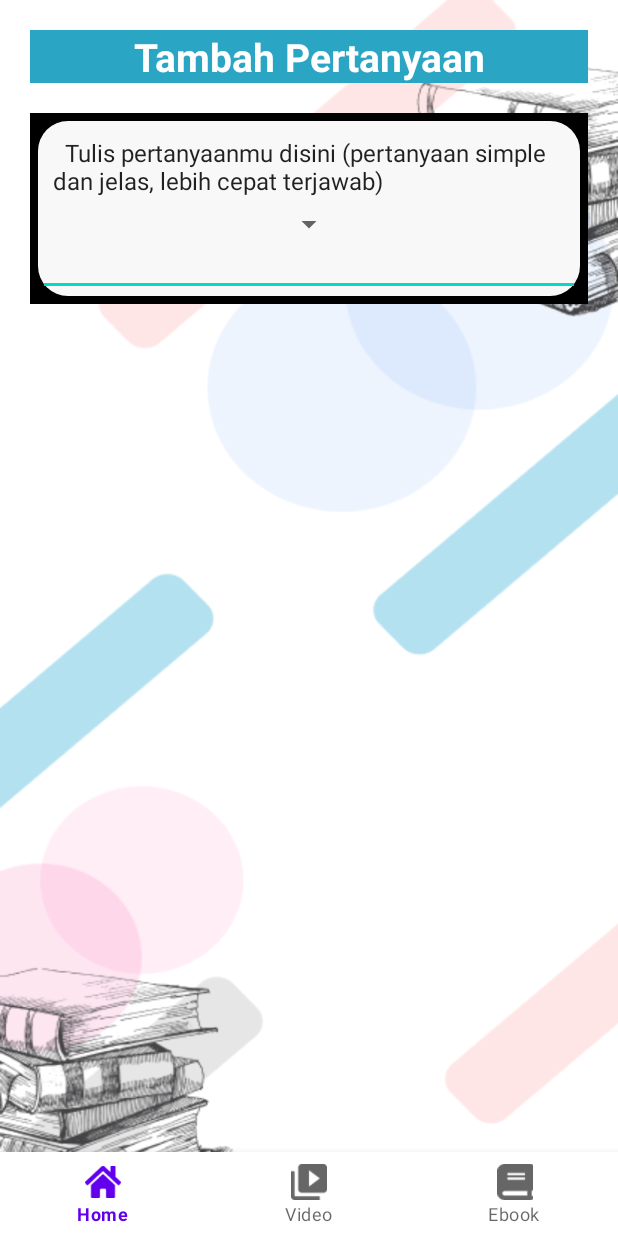
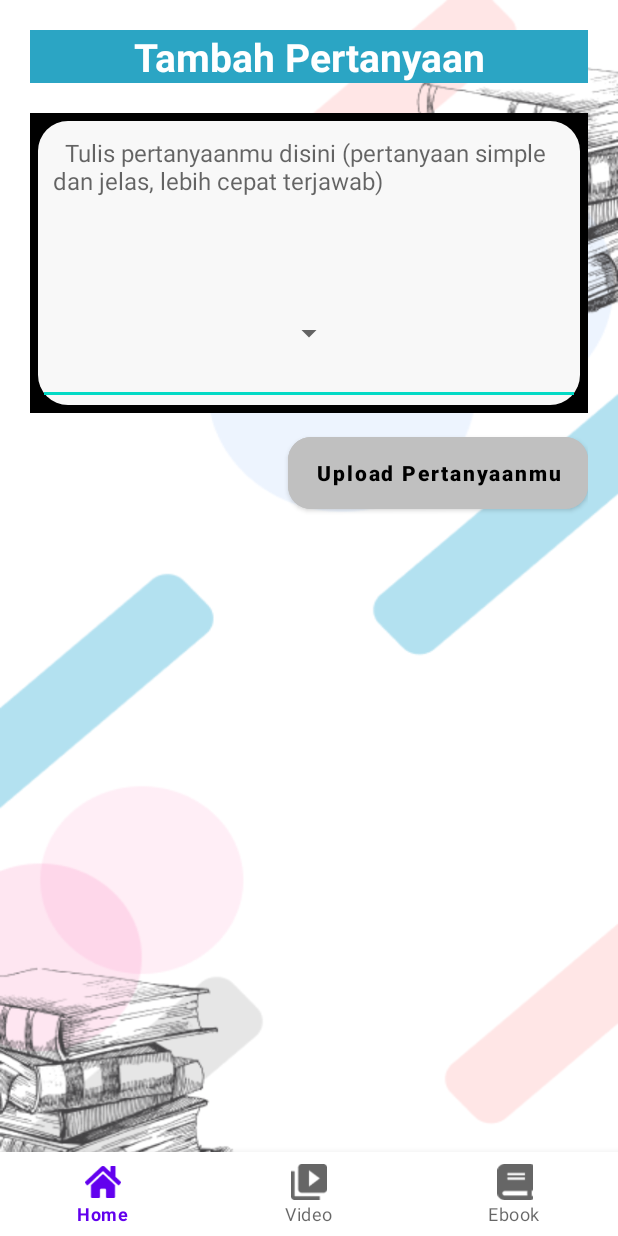
Before and after one commit to kevinmaulanan/stack-question, an Android app: the TambahPertanyaan screen opened directly, with no data from a screen before it, on a phone screen of 412 x 824 dp. Run offline under Robolectric (Android 15) with nearby library versions, the phone set to English and light mode, and no system bars.

Commit message:
Testing Folder Kevin

```diff
--- a/app/src/main/res/layout/activity_kumpulan_pertanyaan.xml
+++ b/app/src/main/res/layout/activity_kumpulan_pertanyaan.xml
@@ -6,11 +6,15 @@
     android:layout_height="match_parent"
     android:background="@drawable/background"
     tools:context=".KumpulanPertanyaan">
-
+    <RelativeLayout
+        android:layout_width="match_parent"
+        android:layout_height="match_parent"
+        >
         <LinearLayout
             android:layout_width="match_parent"
             android:layout_height="match_parent"
             android:orientation="vertical">
+
 
             <LinearLayout
                 android:layout_width="match_parent"
@@ -752,13 +756,16 @@
 
             </ScrollView>
 
+        </LinearLayout>
         <com.google.android.material.bottomnavigation.BottomNavigationView
             android:layout_width="match_parent"
-            android:layout_height="match_parent"
+            android:layout_height="wrap_content"
+            android:layout_alignParentBottom="true"
             app:menu="@menu/my_navigation_items"
-            />
+            android:layout_weight="1"
+            android:layout_gravity="bottom"/>
+
+    </RelativeLayout>
 
 
-    </LinearLayout>
-
 </androidx.constraintlayout.widget.ConstraintLayout>
--- a/app/src/main/res/layout/activity_tambah_pertanyaan.xml
+++ b/app/src/main/res/layout/activity_tambah_pertanyaan.xml
@@ -40,13 +40,13 @@
                     android:text="@string/tambah_pertanyaan"
                     android:textColor="@color/white"
                     android:textSize="26sp"
-                    android:textStyle="bold" />
+                    android:textStyle="bold"
+                    tools:ignore="NestedWeights" />
             </LinearLayout>
-
 
             <LinearLayout
                 android:layout_width="match_parent"
-                android:layout_height="wrap_content"
+                android:layout_height="200dp"
                 android:layout_weight="8"
                 android:layout_marginHorizontal="20dp"
                 android:layout_marginTop="20dp"
@@ -72,10 +72,11 @@
                         android:lines="5"
                         android:padding="10dp"
                         android:singleLine="false"
-                        android:text="@string/tulis_pertanyaan"
+                        android:text=""
                         android:textSize="16sp"
-
-                        tools:ignore="LabelFor" />
+                        android:hint="@string/tulis_pertanyaan"
+                        tools:ignore="LabelFor"
+                        android:autofillHints="" />
 
                     <Spinner
                         android:id="@+id/spinner"
@@ -89,6 +90,31 @@
 
             </LinearLayout>
 
+            <LinearLayout
+                android:layout_width="match_parent"
+                android:layout_height="200dp"
+                android:layout_weight="8"
+                android:layout_marginHorizontal="20dp"
+                android:layout_marginTop="10dp"
+                android:gravity="right"
+                android:orientation="horizontal"
+                tools:ignore="RtlHardcoded">
+
+                <Button
+                    android:layout_width="200dp"
+                    android:layout_height="60dp"
+                    android:backgroundTint="#C0C0C0"
+                    android:text="@string/upload_pertanyaanmu"
+                    android:textSize="14sp"
+                    android:textAllCaps="false"
+                    android:textColor="@color/black"
+                    android:textStyle="bold"
+                    app:cornerRadius="15dp"
+                    >
+
+                </Button>
+
+            </LinearLayout>
 
         </LinearLayout>
         <com.google.android.material.bottomnavigation.BottomNavigationView
@@ -96,7 +122,6 @@
             android:layout_height="wrap_content"
             android:layout_alignParentBottom="true"
             app:menu="@menu/my_navigation_items"
-            android:layout_weight="1"
             android:layout_gravity="bottom"/>
 
     </RelativeLayout>
--- a/app/src/main/res/values/strings.xml
+++ b/app/src/main/res/values/strings.xml
@@ -25,4 +25,5 @@
             Tulis pertanyaanmu disini (pertanyaan simple dan jelas, lebih cepat terjawab)
         </p>
     </string>
+    <string name="upload_pertanyaanmu">Upload Pertanyaanmu</string>
 </resources>
```
Also changed, not shown: app/gradle/wrapper/gradle-wrapper.properties (added), 3 other files. Lines whose indentation alone changed are shown as unchanged.
